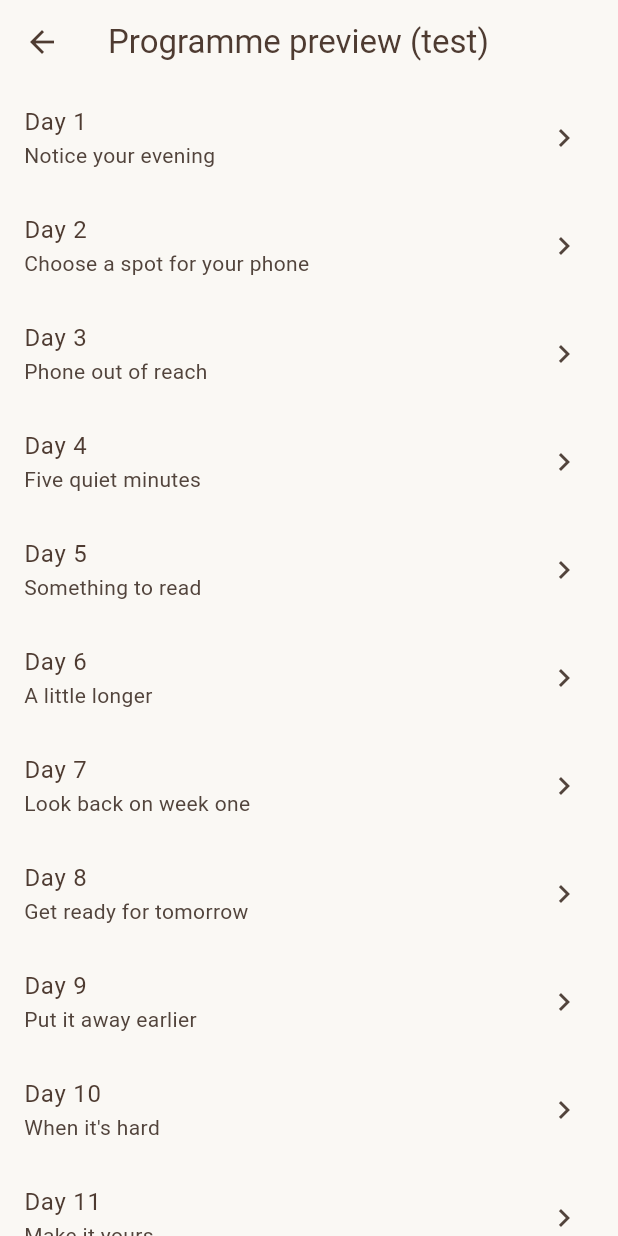
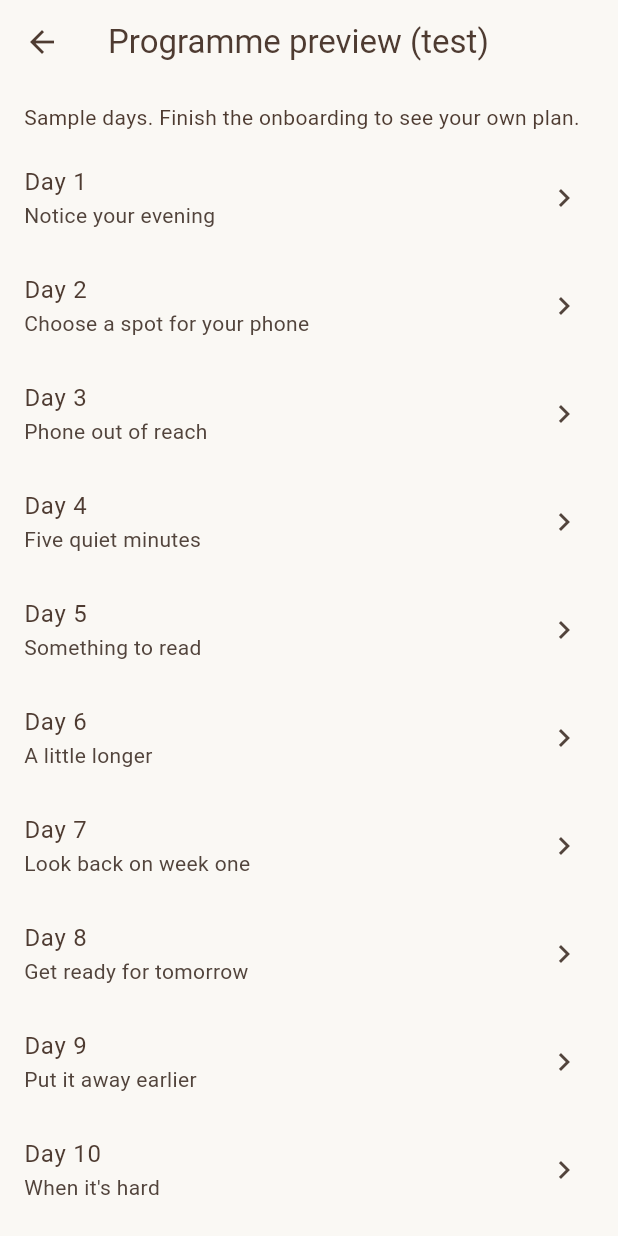
Before and after one commit to aleynahasanova/rest-for-more, a Flutter app: the ProgramPreviewScreen screen opened directly, on a phone screen of 412 x 824 dp. Run offline on Flutter 3.47's test engine with Material 3 defaults, Android fonts, the light colour scheme and no system bars; our stand-ins replace sqflite; accounts and stored records are empty.

Commit message:
Show the saved plan in the programme preview

```diff
--- a/lib/dev/program_preview_screen.dart
+++ b/lib/dev/program_preview_screen.dart
@@ -1,23 +1,98 @@
 import 'package:flutter/material.dart';
 
+import '../models/program_day.dart';
 import '../screens/program/daily_page_screen.dart';
+import '../services/program_service.dart';
+import 'dev_user.dart';
 import 'sample_program.dart';
 
-/// TEMPORARY: a list of the 14 sample days, to open and test the daily page.
-/// It will be replaced by the real overview screen.
-class ProgramPreviewScreen extends StatelessWidget {
+/// TEMPORARY: a list of the 14 days, to open and test the daily page.
+///
+/// It shows the user's own programme (made when onboarding was finished). When
+/// there is none yet, it shows the fake sample days instead. It will be
+/// replaced by the real overview screen.
+class ProgramPreviewScreen extends StatefulWidget {
   const ProgramPreviewScreen({super.key});
 
   @override
+  State<ProgramPreviewScreen> createState() => _ProgramPreviewScreenState();
+}
+
+class _Loaded {
+  const _Loaded(this.programId, this.days);
+
+  /// null when the sample days are shown.
+  final String? programId;
+  final List<ProgramDay> days;
+}
+
+class _ProgramPreviewScreenState extends State<ProgramPreviewScreen> {
+  final ProgramService _programService = ProgramService();
+
+  late Future<_Loaded> _future = _load();
+
+  Future<_Loaded> _load() async {
+    try {
+      final userId = await DevUser.ensure();
+      final program = await _programService.getActiveProgramByUserId(userId);
+
+      if (program != null) {
+        final days = await _programService.getProgramDays(program.programId);
+
+        if (days.isNotEmpty) return _Loaded(program.programId, days);
+      }
+    } catch (error) {
+      debugPrint('Could not load the programme: $error');
+    }
+
+    return _Loaded(null, SampleProgram.days);
+  }
+
+  Future<void> _deleteProgram(String programId) async {
+    await _programService.deleteProgram(programId);
+
+    if (!mounted) return;
+
+    setState(() {
+      _future = _load();
+    });
+  }
+
+  @override
   Widget build(BuildContext context) {
+    return FutureBuilder<_Loaded>(
+      future: _future,
+      builder: (context, snapshot) {
+        final loaded = snapshot.data;
+        final programId = loaded?.programId;
+
         return Scaffold(
-      appBar: AppBar(title: const Text('Programme preview (test)')),
-      body: ListView.builder(
-        itemCount: SampleProgram.days.length,
-        itemBuilder: (context, index) {
-          final day = SampleProgram.days[index];
-
-          return ListTile(
+          appBar: AppBar(
+            title: const Text('Programme preview (test)'),
+            actions: [
+              if (programId != null)
+                IconButton(
+                  tooltip: 'Delete this programme (test)',
+                  icon: const Icon(Icons.delete_outline),
+                  onPressed: () => _deleteProgram(programId),
+                ),
+            ],
+          ),
+          body: loaded == null
+              ? const Center(child: CircularProgressIndicator())
+              : ListView(
+                  children: [
+                    Padding(
+                      padding: const EdgeInsets.fromLTRB(16, 12, 16, 8),
+                      child: Text(
+                        programId != null
+                            ? 'Your plan, made from your answers.'
+                            : 'Sample days. Finish the onboarding to see '
+                                'your own plan.',
+                      ),
+                    ),
+                    for (final day in loaded.days)
+                      ListTile(
                         title: Text('Day ${day.dayNumber}'),
                         subtitle: Text(day.title),
                         trailing: const Icon(Icons.chevron_right),
@@ -28,9 +103,11 @@ class ProgramPreviewScreen extends StatelessWidget {
                             ),
                           );
                         },
+                      ),
+                  ],
+                ),
         );
       },
-      ),
     );
   }
 }
```
Lines whose indentation alone changed are shown as unchanged.
